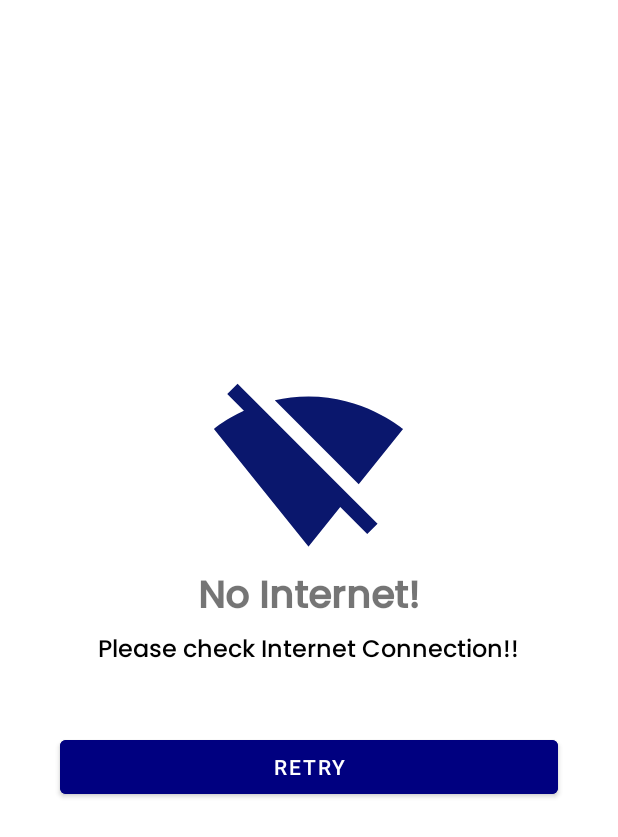
After one commit to yogesh-bhanushali-24/The-Foodies, an Android app: the layout no_internet_dialog.xml on its own in the app's theme, with its tools: preview values and no code run, on a phone screen of 412 x 824 dp. The commit adds this screen. Shown: the top 837 px of the screen. Run offline under Robolectric (Android 15) with nearby library versions, the phone set to English and light mode, and no system bars; Roboto replaces fonts that are not available here.

Commit message:
No Internet completed

```diff
--- a/app/src/main/AndroidManifest.xml
+++ b/app/src/main/AndroidManifest.xml
@@ -1,6 +1,9 @@
 <?xml version="1.0" encoding="utf-8"?>
 <manifest xmlns:android="http://schemas.android.com/apk/res/android"
     package="com.example.casestudy">
+
+    <uses-permission android:name="android.permission.INTERNET" />
+    <uses-permission android:name="android.permission.ACCESS_NETWORK_STATE" />
 
     <application
         android:allowBackup="true"
--- a/app/src/main/java/com/example/casestudy/homeFragment.java
+++ b/app/src/main/java/com/example/casestudy/homeFragment.java
@@ -1,6 +1,12 @@
 package com.example.casestudy;
 
+import android.app.Activity;
+import android.app.Application;
+import android.app.Dialog;
+import android.content.Context;
 import android.content.Intent;
+import android.net.ConnectivityManager;
+import android.net.NetworkInfo;
 import android.net.Uri;
 import android.os.Bundle;
 
@@ -12,6 +18,8 @@ import androidx.recyclerview.widget.RecyclerView;
 import android.view.LayoutInflater;
 import android.view.View;
 import android.view.ViewGroup;
+import android.view.WindowManager;
+import android.widget.Button;
 import android.widget.LinearLayout;
 import android.widget.TextView;
 import android.widget.Toast;
@@ -50,7 +58,7 @@ public class homeFragment extends Fragment {
         //Layout
         linearLayout = view.findViewById(R.id.homeFragmentLayout);
 
-
+        //horizontal food category initialize
         lBreakfast = view.findViewById(R.id.breakfast);
         lPunjabi = view.findViewById(R.id.punjabi);
         lGujarati = view.findViewById(R.id.gujarati);
@@ -59,6 +67,7 @@ public class homeFragment extends Fragment {
         lChinese = view.findViewById(R.id.chinese);
         lColdDrinks = view.findViewById(R.id.colddrinks);
         lHotDrinks = view.findViewById(R.id.hotdrinks);
+        //horizontal food category initialize end
 
         //marquee text box
         txtMarquee = view.findViewById(R.id.MarqueeText);
@@ -211,6 +220,33 @@ public class homeFragment extends Fragment {
         //end Snackbar
 
 
+        //this code for no internet connection
+
+        ConnectivityManager connectivityManager = (ConnectivityManager) getContext().getSystemService(Context.CONNECTIVITY_SERVICE);
+        NetworkInfo networkInfo = connectivityManager.getActiveNetworkInfo();
+        if (networkInfo == null || !networkInfo.isConnected() || !networkInfo.isAvailable()) {
+            Dialog dialog = new Dialog(getContext());
+            dialog.setContentView(R.layout.no_internet_dialog);
+            dialog.setCancelable(false);
+            dialog.getWindow().setLayout(WindowManager.LayoutParams.WRAP_CONTENT, WindowManager.LayoutParams.WRAP_CONTENT);
+            dialog.getWindow().getAttributes().windowAnimations =
+                    android.R.style.Animation_Dialog;
+            Button DialogNoInternetBtn = dialog.findViewById(R.id.noInternetBtn);
+            DialogNoInternetBtn.setOnClickListener(new View.OnClickListener() {
+                @Override
+                public void onClick(View v) {
+                    setRetainInstance(true);
+                    Toast.makeText(getContext(), "Restart Your Application", Toast.LENGTH_SHORT).show();
+
+                }
+            });
+            dialog.show();
+
+        }
+
+        //end this code for no internet connection
+
+
         return view;
 
     }
--- /dev/null
+++ b/app/src/main/res/drawable/ic_baseline_signal_wifi_off_24.xml
@@ -0,0 +1,10 @@
+<vector android:height="24dp"
+    android:tint="#0A176D"
+    android:viewportHeight="24"
+    android:viewportWidth="24"
+    android:width="24dp"
+    xmlns:android="http://schemas.android.com/apk/res/android">
+    <path
+        android:fillColor="@android:color/white"
+        android:pathData="M23.64,7c-0.45,-0.34 -4.93,-4 -11.64,-4 -1.5,0 -2.89,0.19 -4.15,0.48L18.18,13.8 23.64,7zM17.04,15.22L3.27,1.44 2,2.72l2.05,2.06C1.91,5.76 0.59,6.82 0.36,7l11.63,14.49 0.01,0.01 0.01,-0.01 3.9,-4.86 3.32,3.32 1.27,-1.27 -3.46,-3.46z" />
+</vector>
--- /dev/null
+++ b/app/src/main/res/layout/no_internet_dialog.xml
@@ -0,0 +1,37 @@
+<?xml version="1.0" encoding="utf-8"?>
+<LinearLayout xmlns:android="http://schemas.android.com/apk/res/android"
+    android:layout_width="match_parent"
+    android:layout_height="match_parent"
+    android:gravity="center"
+    android:orientation="vertical">
+
+    <ImageView
+        android:layout_width="130dp"
+        android:layout_height="130dp"
+        android:src="@drawable/ic_baseline_signal_wifi_off_24" />
+
+    <TextView
+        android:layout_width="wrap_content"
+        android:layout_height="wrap_content"
+        android:text="No Internet!"
+        android:textSize="25sp"
+        android:textStyle="bold"
+        android:fontFamily="@font/poppins_medium" />
+
+    <TextView
+        android:layout_width="wrap_content"
+        android:layout_height="wrap_content"
+        android:text="Please check Internet Connection!!"
+        android:textSize="16dp"
+        android:fontFamily="@font/poppins_medium"
+        android:textColor="@color/black" />
+
+    <Button
+        android:id="@+id/noInternetBtn"
+        android:layout_width="match_parent"
+        android:layout_height="wrap_content"
+        android:backgroundTint="#000080"
+        android:layout_margin="40dp"
+        android:text="Retry" />
+
+</LinearLayout>
```
